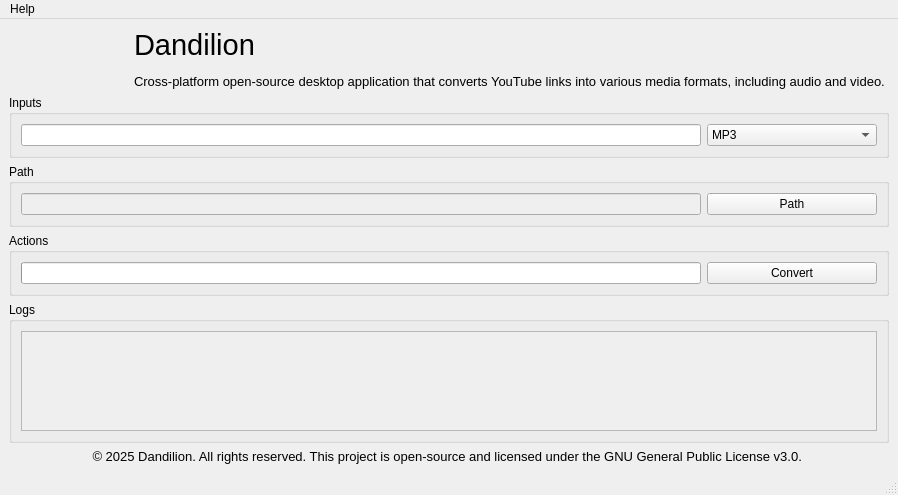
The window that app/views/main.ui (AmbitiousFlow/Dandilion) describes before a commit, drawn with Qt 5.
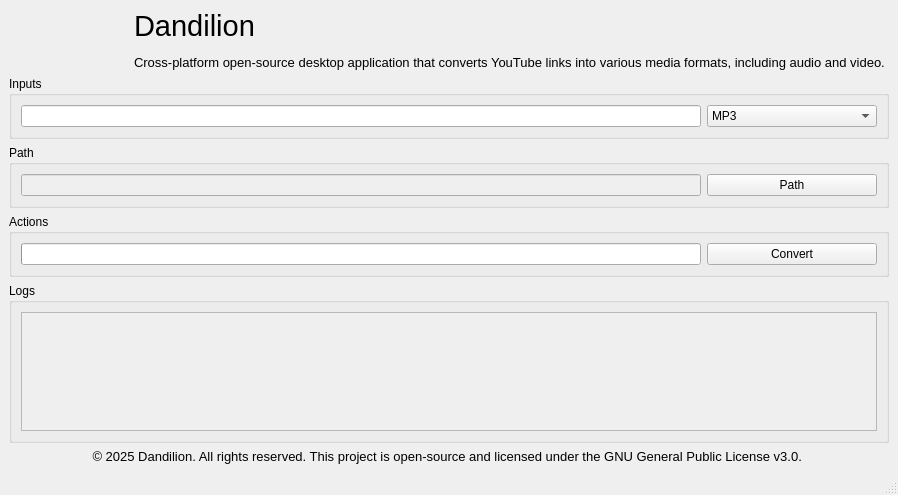
The same window after the commit. Icons and pictures are not drawn.

Commit message: Add builder workflow, new icon asset, and update UI layout and download paths

```diff
--- a/app/views/main.ui
+++ b/app/views/main.ui
@@ -221,23 +221,6 @@
     </item>
    </layout>
   </widget>
-  <widget class="QMenuBar" name="menubar">
-   <property name="geometry">
-    <rect>
-     <x>0</x>
-     <y>0</y>
-     <width>898</width>
-     <height>33</height>
-    </rect>
-   </property>
-   <widget class="QMenu" name="menuAbout">
-    <property name="title">
-     <string>Help</string>
-    </property>
-    <addaction name="actionAbout"/>
-   </widget>
-   <addaction name="menuAbout"/>
-  </widget>
   <widget class="QStatusBar" name="statusbar"/>
   <action name="actionAbout">
    <property name="icon">
```
Left out of the diff: 15 changed lines with no effect on the pictures. The commit also changes 4 other files.
